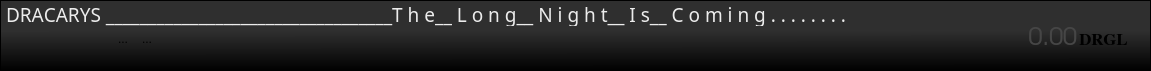
Before: the Qt Designer form src/gui/ui/accountframe.ui in aejontargaryen/FanGoldWallet, drawn with Qt 5.
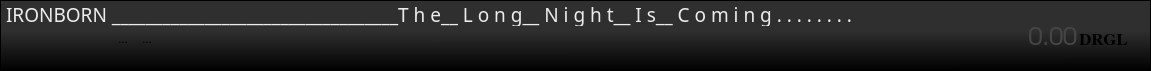
After: the same form once the commit is applied. Icons and pictures are not drawn.

```diff
--- a/src/gui/ui/accountframe.ui
+++ b/src/gui/ui/accountframe.ui
@@ -283,7 +283,7 @@
         <number>0</number>
        </property>
        <property name="text">
-        <string>&lt;html&gt;&lt;head/&gt;&lt;body&gt;&lt;p&gt;&lt;span style=&quot; color:#ececec;&quot;&gt;DRACARYS __________________________________T h e__ L o n g__ N i g h t__ I s__ C o m i n g . . . . . . . .&lt;/span&gt;&lt;/p&gt;&lt;/body&gt;&lt;/html&gt;</string>
+        <string>&lt;html&gt;&lt;head/&gt;&lt;body&gt;&lt;p&gt;&lt;span style=&quot; color:#ececec;&quot;&gt;IRONBORN __________________________________T h e__ L o n g__ N i g h t__ I s__ C o m i n g . . . . . . . .&lt;/span&gt;&lt;/p&gt;&lt;/body&gt;&lt;/html&gt;</string>
        </property>
        <property name="textFormat">
         <enum>Qt::RichText</enum>
```
Left out of the diff: 4 changed lines with no effect on the pictures.
